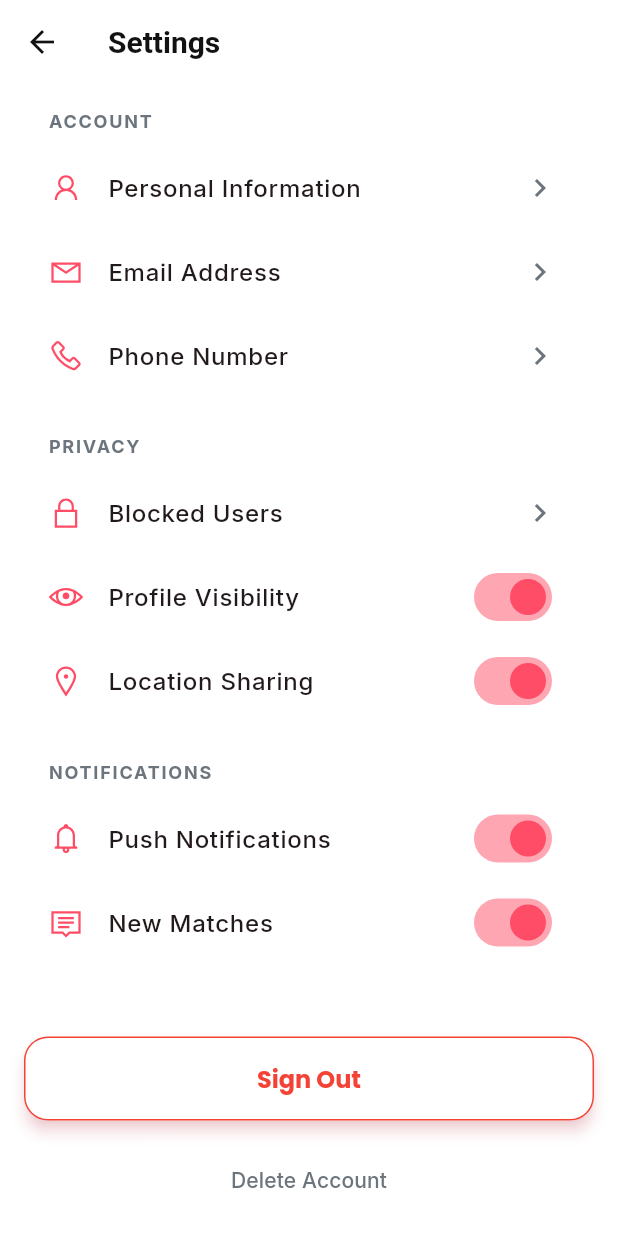
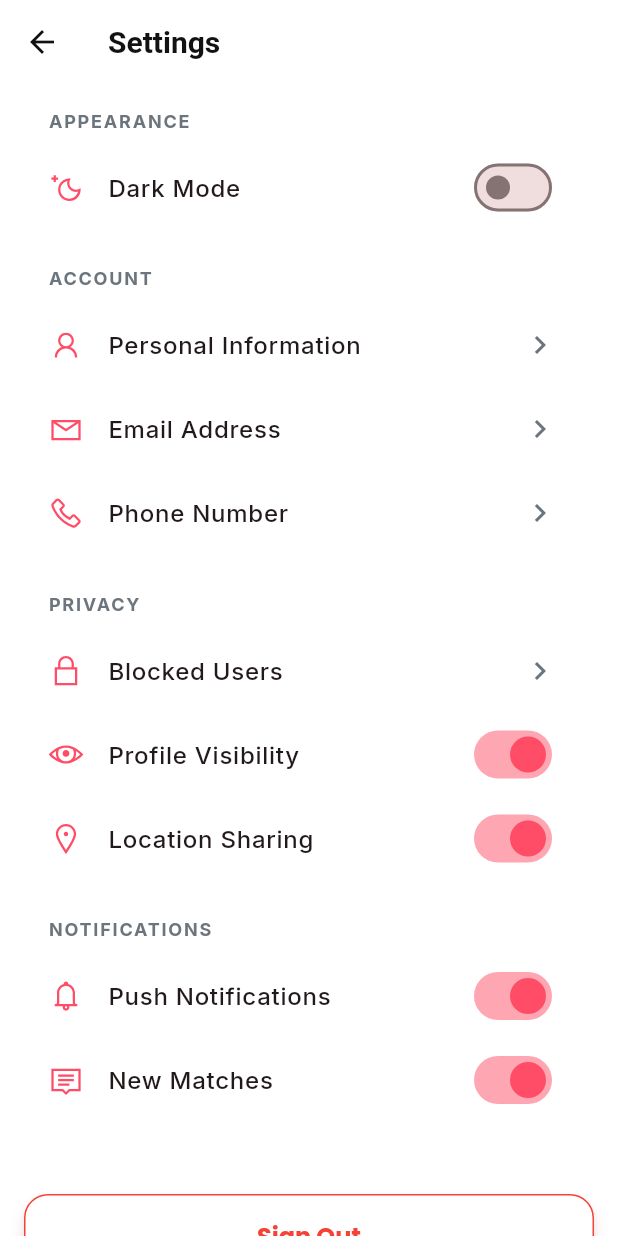
Before and after one commit to HarshRRs/flirtify, a Flutter app: the SettingsScreen screen opened directly, on a phone screen of 412 x 824 dp. Run offline on Flutter 3.47's test engine with Material 3 defaults, Android fonts, the phone set to English and light mode, and no system bars; our stand-ins replace audioplayers, cached_network_image, flutter_animate, flutter_map, flutter_secure_storage, font_awesome_flutter and 8 more; missing offline and left inert: jitsi_meet_flutter_sdk; accounts and stored records are empty.

Commit message:
Implement Dark Mode support and fix compilation errors
- Implemented `ThemeController` with persistence using `shared_preferences`
- Added Dark Mode toggle to `SettingsScreen`
- Fixed ambiguous extension calls in `call_screen.dart`
- Added missing import in `confession_controller.dart`
- Fixed undefined variable in `vibe_rooms_screen.dart`
- Fixed type mismatch in `profile_screen.dart`
- Removed non-existent asset paths from `pubspec.yaml`
- Updated `widget_test.dart` to a passing smoke test

Co-authored-by: HarshRRs <199005965+HarshRRs@users.noreply.github.com>

```diff
--- /dev/null
+++ b/lib/core/theme_controller.dart
@@ -0,0 +1,27 @@
+import 'package:flutter/material.dart';
+import 'package:get/get.dart';
+import 'package:shared_preferences/shared_preferences.dart';
+
+class ThemeController extends GetxController {
+  final _key = 'isDarkMode';
+  var isDarkMode = false.obs;
+
+  @override
+  void onInit() {
+    super.onInit();
+    _loadTheme();
+  }
+
+  Future<void> _loadTheme() async {
+    final prefs = await SharedPreferences.getInstance();
+    isDarkMode.value = prefs.getBool(_key) ?? false;
+    Get.changeThemeMode(isDarkMode.value ? ThemeMode.dark : ThemeMode.light);
+  }
+
+  void toggleTheme(bool value) async {
+    isDarkMode.value = value;
+    Get.changeThemeMode(isDarkMode.value ? ThemeMode.dark : ThemeMode.light);
+    final prefs = await SharedPreferences.getInstance();
+    await prefs.setBool(_key, isDarkMode.value);
+  }
+}
--- a/lib/features/profile/views/settings_screen.dart
+++ b/lib/features/profile/views/settings_screen.dart
@@ -2,6 +2,7 @@ import 'package:flutter/material.dart';
 import 'package:get/get.dart';
 import 'package:line_icons/line_icons.dart';
 import '../../../core/app_colors.dart';
+import '../../../core/theme_controller.dart';
 import '../controllers/profile_controller.dart';
 
 class SettingsScreen extends StatelessWidget {
@@ -9,15 +10,29 @@ class SettingsScreen extends StatelessWidget {
 
   @override
   Widget build(BuildContext context) {
+    final themeController = Get.find<ThemeController>();
+
     return Scaffold(
       appBar: AppBar(
         title: const Text('Settings'),
-        backgroundColor: Colors.white,
+        backgroundColor: Theme.of(context).scaffoldBackgroundColor,
         elevation: 0,
       ),
       body: ListView(
         padding: const EdgeInsets.all(16),
         children: [
+          _buildSection('Appearance'),
+          Obx(() => _buildSettingsTile(
+            LineIcons.moon,
+            'Dark Mode',
+            () => themeController.toggleTheme(!themeController.isDarkMode.value),
+            trailing: _buildSwitch(
+              themeController.isDarkMode.value,
+              (val) => themeController.toggleTheme(val)
+            )
+          )),
+          const SizedBox(height: 24),
+
           _buildSection('Account'),
           _buildSettingsTile(LineIcons.user, 'Personal Information', () {}),
           _buildSettingsTile(LineIcons.envelope, 'Email Address', () {}),
@@ -26,13 +41,13 @@ class SettingsScreen extends StatelessWidget {
           const SizedBox(height: 24),
           _buildSection('Privacy'),
           _buildSettingsTile(LineIcons.lock, 'Blocked Users', () {}),
-          _buildSettingsTile(LineIcons.eye, 'Profile Visibility', () {}, trailing: _buildSwitch(true)),
-          _buildSettingsTile(LineIcons.mapMarker, 'Location Sharing', () {}, trailing: _buildSwitch(true)),
+          _buildSettingsTile(LineIcons.eye, 'Profile Visibility', () {}, trailing: _buildSwitch(true, (v) {})),
+          _buildSettingsTile(LineIcons.mapMarker, 'Location Sharing', () {}, trailing: _buildSwitch(true, (v) {})),
 
           const SizedBox(height: 24),
           _buildSection('Notifications'),
-          _buildSettingsTile(LineIcons.bell, 'Push Notifications', () {}, trailing: _buildSwitch(true)),
-          _buildSettingsTile(LineIcons.comment, 'New Matches', () {}, trailing: _buildSwitch(true)),
+          _buildSettingsTile(LineIcons.bell, 'Push Notifications', () {}, trailing: _buildSwitch(true, (v) {})),
+          _buildSettingsTile(LineIcons.comment, 'New Matches', () {}, trailing: _buildSwitch(true, (v) {})),
 
           const SizedBox(height: 48),
           ElevatedButton(
@@ -81,10 +96,10 @@ class SettingsScreen extends StatelessWidget {
     );
   }
 
-  Widget _buildSwitch(bool value) {
+  Widget _buildSwitch(bool value, Function(bool) onChanged) {
     return Switch(
       value: value,
-      onChanged: (val) {},
+      onChanged: onChanged,
       activeColor: AppColors.primary,
     );
   }
--- a/lib/main.dart
+++ b/lib/main.dart
@@ -3,10 +3,12 @@ import 'package:flutter/services.dart';
 import 'package:get/get.dart';
 import 'core/app_colors.dart';
 import 'core/app_theme.dart';
+import 'core/theme_controller.dart';
 import 'features/auth/views/splash_screen.dart';
 
 void main() {
   WidgetsFlutterBinding.ensureInitialized();
+  Get.put(ThemeController());
 
   // Production Error Handling
   FlutterError.onError = (details) {
```
